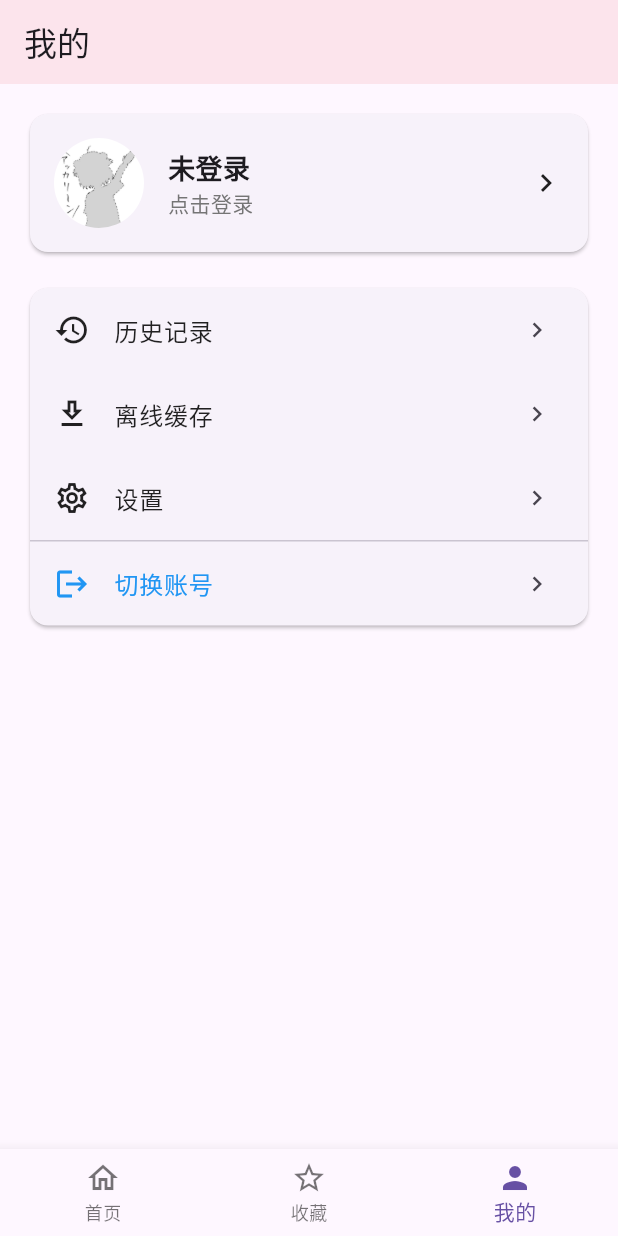
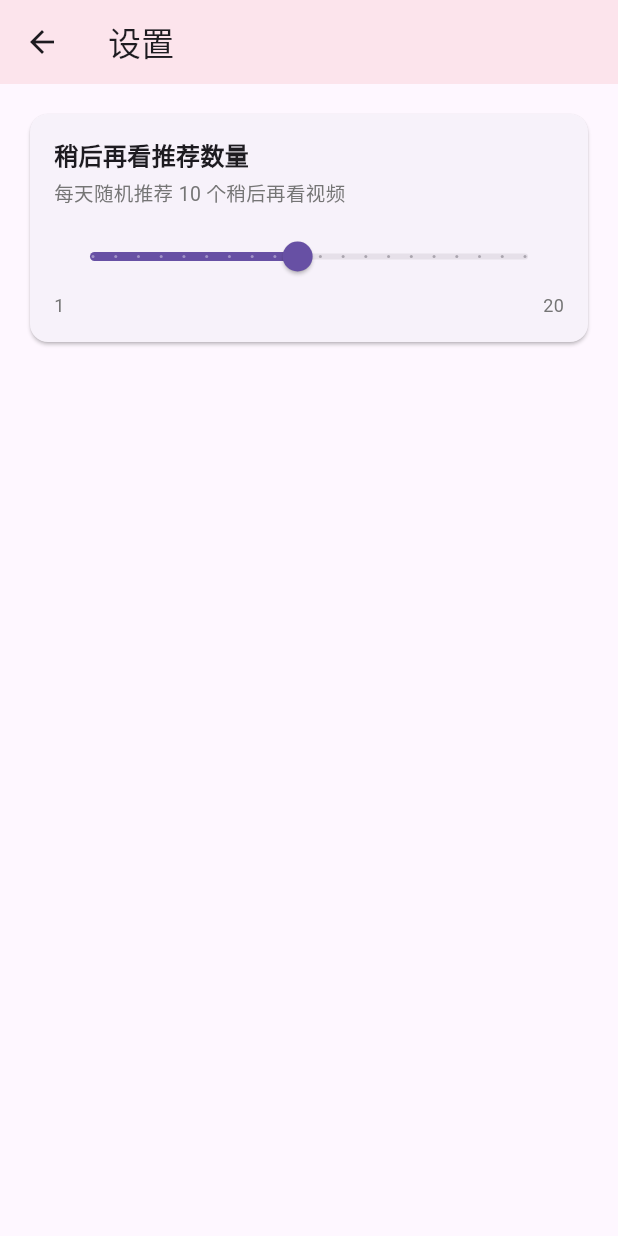
Before and after one commit to betadust/remedy, a Flutter app: the screen it shows after launch, item 3 of the bottom bar chosen, after a tap on "设置", on a phone screen of 412 x 824 dp. Run offline on Flutter 3.47's test engine with Material 3 defaults, Android fonts, the phone set to English and light mode, and no system bars; our stand-ins replace qr_flutter, shared_preferences; missing offline and left inert: bilibili_api; accounts and stored records are empty.

Commit message:
完善收藏页面 & 增加了稍后再看每日推荐视频个数的设置

```diff
--- a/lib/components/Profile/UtilCard.dart
+++ b/lib/components/Profile/UtilCard.dart
@@ -18,7 +18,11 @@ class UtilCard extends StatelessWidget {
         children: [
           _buildMenuItem(Icons.history, '历史记录'),
           _buildMenuItem(Icons.download_outlined, '离线缓存'),
-          _buildMenuItem(Icons.settings_outlined, '设置'),
+          _buildMenuItem(
+            Icons.settings_outlined,
+            '设置',
+            onTap: () => Navigator.pushNamed(context, '/settings'),
+          ),
           const Divider(height: 1),
           _buildMenuItem(
             Icons.logout,
--- a/lib/pages/Favorite/index.dart
+++ b/lib/pages/Favorite/index.dart
@@ -4,6 +4,8 @@ import 'package:provider/provider.dart';
 
 import '../../components/Favorite/FavoriteFolderTile.dart';
 import '../../components/Favorite/FavoriteVideoCard.dart';
+import '../../components/Favorite/WatchLaterBanner.dart';
+import '../../components/Favorite/WatchLaterVideoCard.dart';
 import '../../stores/user_store.dart';
 
 class FavoritePage extends StatelessWidget {
@@ -30,7 +32,7 @@ class FavoritePage extends StatelessWidget {
             Expanded(
               child: TabBarView(
                 children: [
-                  const Center(child: Text('稍后再看（待实现）')),
+                  _buildWatchLaterTab(context),
                   _buildFavoriteTab(context),
                 ],
               ),
@@ -38,6 +40,43 @@ class FavoritePage extends StatelessWidget {
           ],
         ),
       ),
+    );
+  }
+
+  Widget _buildWatchLaterTab(BuildContext context) {
+    final userStore = context.watch<UserStore>();
+
+    if (!userStore.isLoggedIn) {
+      return const Center(child: Text('请先登录'));
+    }
+
+    if (userStore.isLoadingWatchLater) {
+      return const Center(child: CircularProgressIndicator());
+    }
+
+    if (userStore.watchLaterVideos.isEmpty) {
+      return const Center(child: Text('暂无稍后再看视频'));
+    }
+
+    return Column(
+      children: [
+        const WatchLaterBanner(),
+        Expanded(
+          child: GridView.builder(
+            padding: const EdgeInsets.all(12),
+            gridDelegate: const SliverGridDelegateWithFixedCrossAxisCount(
+              crossAxisCount: 2,
+              mainAxisSpacing: 12,
+              crossAxisSpacing: 12,
+              mainAxisExtent: 170,
+            ),
+            itemCount: userStore.watchLaterVideos.length,
+            itemBuilder: (context, index) {
+              return WatchLaterVideoCard(video: userStore.watchLaterVideos[index]);
+            },
+          ),
+        ),
+      ],
     );
   }
 
--- /dev/null
+++ b/lib/pages/Settings/index.dart
@@ -0,0 +1,77 @@
+// pages/Settings/index.dart
+import 'package:flutter/material.dart';
+import 'package:provider/provider.dart';
+
+import '../../stores/settings_store.dart';
+import '../../stores/user_store.dart';
+
+class SettingsPage extends StatelessWidget {
+  const SettingsPage({super.key});
+
+  @override
+  Widget build(BuildContext context) {
+    final settingsStore = context.watch<SettingsStore>();
+
+    return Scaffold(
+      appBar: AppBar(
+        title: const Text('设置'),
+        backgroundColor: Colors.pink.shade50,
+        elevation: 0,
+      ),
+      body: ListView(
+        padding: const EdgeInsets.all(16),
+        children: [
+          Card(
+            child: Padding(
+              padding: const EdgeInsets.all(16),
+              child: Column(
+                crossAxisAlignment: CrossAxisAlignment.start,
+                children: [
+                  const Text(
+                    '稍后再看推荐数量',
+                    style: TextStyle(
+                      fontSize: 16,
+                      fontWeight: FontWeight.bold,
+                    ),
+                  ),
+                  const SizedBox(height: 4),
+                  Text(
+                    '每天随机推荐 ${settingsStore.watchLaterCount} 个稍后再看视频',
+                    style: TextStyle(
+                      fontSize: 13,
+                      color: Colors.grey.shade600,
+                    ),
+                  ),
+                  const SizedBox(height: 8),
+                  Slider(
+                    value: settingsStore.watchLaterCount.toDouble(),
+                    min: 1,
+                    max: 20,
+                    divisions: 19,
+                    label: '${settingsStore.watchLaterCount}',
+                    onChanged: (value) {
+                      settingsStore.setWatchLaterCount(value.round());
+                    },
+                    onChangeEnd: (value) {
+                      final userStore = context.read<UserStore>();
+                      if (userStore.isLoggedIn) {
+                        userStore.loadWatchLater();
+                      }
+                    },
+                  ),
+                  Row(
+                    mainAxisAlignment: MainAxisAlignment.spaceBetween,
+                    children: [
+                      Text('1', style: TextStyle(fontSize: 12, color: Colors.grey.shade600)),
+                      Text('20', style: TextStyle(fontSize: 12, color: Colors.grey.shade600)),
+                    ],
+                  ),
+                ],
+              ),
+            ),
+          ),
+        ],
+      ),
+    );
+  }
+}
--- a/lib/routes/index.dart
+++ b/lib/routes/index.dart
@@ -3,13 +3,20 @@ import 'package:flutter/material.dart';
 import 'package:provider/provider.dart';
 import 'package:remedy/pages/Login/index.dart';
 import 'package:remedy/pages/Main/index.dart';
+import 'package:remedy/pages/Settings/index.dart';
+import '../stores/settings_store.dart';
 import '../stores/user_store.dart';
 
 
 // 返回App根级组件（已注册 Provider）
 Widget getRootWidget() {
-  return ChangeNotifierProvider(
-    create: (_) => UserStore(), // 创建 UserStore 实例
+  return MultiProvider(
+    providers: [
+      ChangeNotifierProvider(create: (_) => SettingsStore()..load()),
+      ChangeNotifierProvider(
+        create: (ctx) => UserStore(settingsStore: ctx.read<SettingsStore>()),
+      ),
+    ],
     child: MaterialApp(
       //命名路由
       initialRoute: "/",
@@ -22,5 +29,6 @@ Map<String, Widget Function(BuildContext)> getRootRoutes() {
   return {
     "/": (context) => MainPage(), //首页路由
     "/login": (context) => LoginPage(), //登录路由
+    "/settings": (context) => SettingsPage(), //设置路由
   };
 }
--- /dev/null
+++ b/lib/stores/settings_store.dart
@@ -0,0 +1,27 @@
+// stores/settings_store.dart
+import 'package:flutter/material.dart';
+import 'package:shared_preferences/shared_preferences.dart';
+
+/// App 级设置（不依赖登录态）
+class SettingsStore extends ChangeNotifier {
+  static const String _watchLaterCountKey = 'watch_later_count';
+
+  int _watchLaterCount = 10;
+
+  int get watchLaterCount => _watchLaterCount;
+
+  /// 启动时从本地恢复设置
+  Future<void> load() async {
+    final prefs = await SharedPreferences.getInstance();
+    _watchLaterCount = (prefs.getInt(_watchLaterCountKey) ?? 10).clamp(1, 20);
+    notifyListeners();
+  }
+
+  /// 更新推荐数量并持久化
+  Future<void> setWatchLaterCount(int count) async {
+    _watchLaterCount = count.clamp(1, 20);
+    notifyListeners();
+    final prefs = await SharedPreferences.getInstance();
+    await prefs.setInt(_watchLaterCountKey, _watchLaterCount);
+  }
+}
--- a/pubspec.yaml
+++ b/pubspec.yaml
@@ -39,6 +39,7 @@ dependencies:
   bilibili_api: ^0.0.1
   qr_flutter: ^4.0.0
   url_launcher: ^6.3.2
+  shared_preferences: ^2.5.5
 
 dev_dependencies:
   flutter_test:
```
Also changed, not shown: lib/api/watch_later_api.dart (added, +29 -0 lines), lib/components/Favorite/WatchLaterBanner.dart (added, +55 -0 lines), lib/components/Favorite/WatchLaterVideoCard.dart (added, +88 -0 lines), lib/models/watch_later.dart (added, +29 -0 lines), lib/stores/user_store.dart (+51 -1 lines), pubspec.lock.
